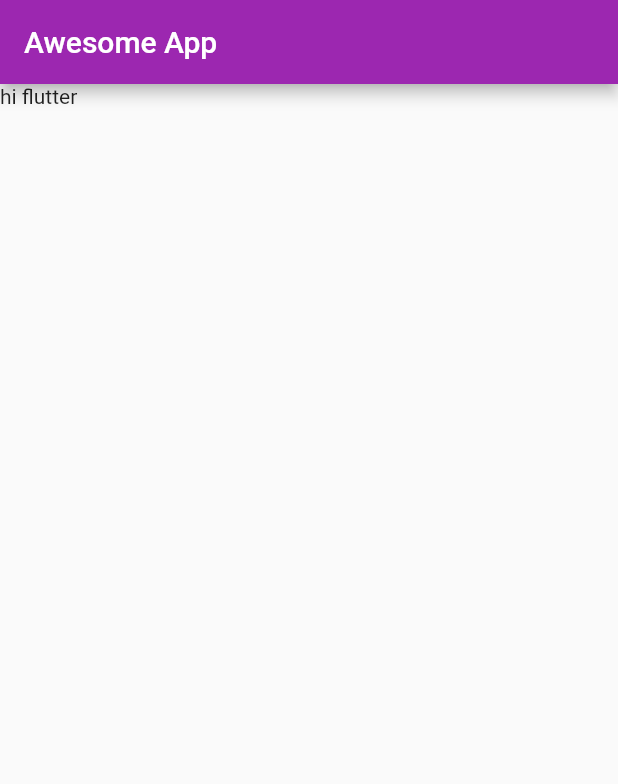
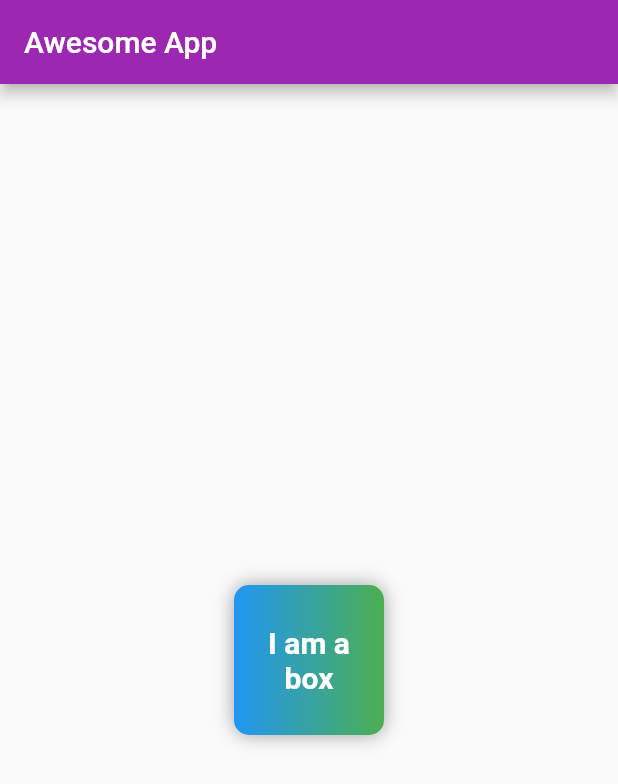
Before and after one commit to abdulragib/Awesome_App, a Flutter app: the screen it shows after launch, on a phone screen of 412 x 824 dp. Shown: the top 784 px of the screen. Run offline on Flutter 3.47's test engine with Material 2 defaults, Android fonts, the phone set to English and light mode, and no system bars.

Commit message:
container features done

```diff
--- a/lib/main.dart
+++ b/lib/main.dart
@@ -21,11 +21,41 @@ class Homepage extends StatelessWidget {
       appBar: AppBar(
         title: Text("Awesome App"),
       ),
-      body: Container(
-        child: Text("hi flutter"),
+      body: Center(
+        child: Container(
+          padding: const EdgeInsets.all(8),
+          width: 100,
+          height: 100,
+          child: Text(
+            "I am a box",
+            textAlign: TextAlign.center,
+            style: TextStyle(
+              fontSize: 20,
+              color: Colors.white,
+              fontWeight: FontWeight.bold,
+            ),
+          ),
+          alignment: Alignment.center,
+          decoration: BoxDecoration(
+            color: Colors.red,
+            borderRadius: BorderRadius.circular(10),
+            gradient: LinearGradient(colors: [
+              Colors.blue,
+              Colors.green,
+            ]),
+            boxShadow: [
+              BoxShadow(
+                color: Colors.grey,
+                blurRadius: 10,
+              ),
+            ],
+          ),
+        ),
       ),
     );
   }
 }
 
-// stateless widget does not change its state
+// stateless widget is something that is not suppose to change.
+//container is a type of box
+//it is a shade which is made of combition of two or more colors.
```
